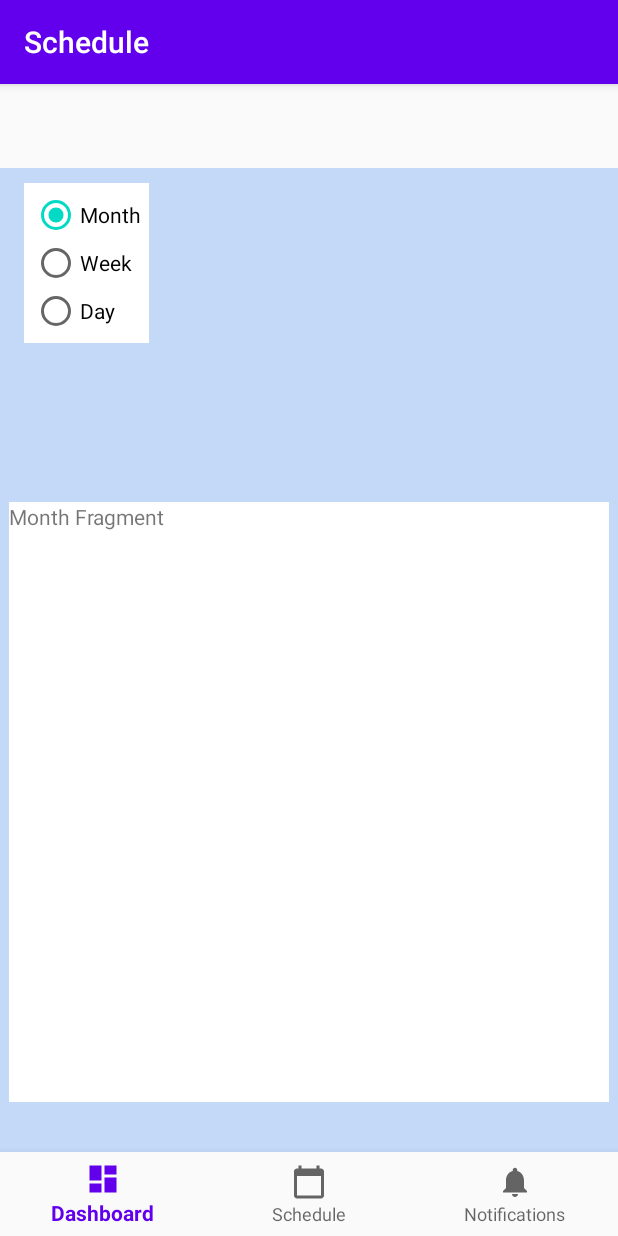
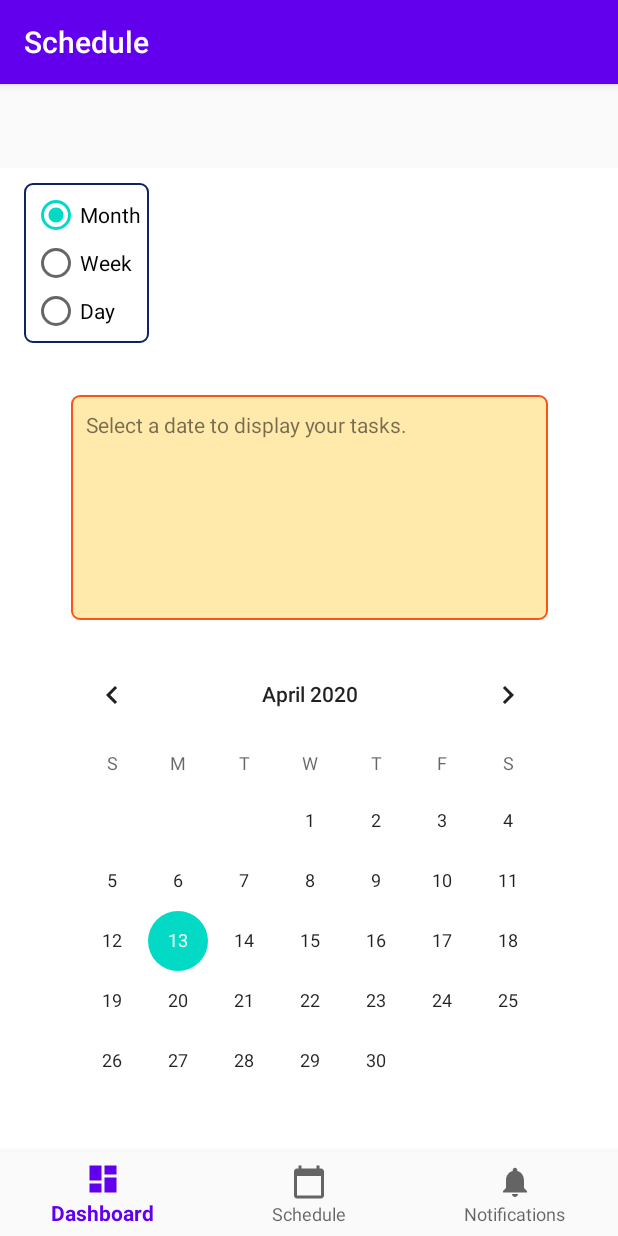
Before and after one commit to rhyzue/Motion, an Android app: the ScheduleFragment screen opened through its navigation route, after a tap on "Month", on a phone screen of 412 x 824 dp. Run offline under Robolectric (Android 15) with nearby library versions, the phone set to English and light mode, and no system bars; our stand-ins replace navigation-ui.

Commit message:
basic month fragment layout finished

```diff
--- a/app/src/main/java/com/rhyzue/motion/ui/schedule/ScheduleFragment.kt
+++ b/app/src/main/java/com/rhyzue/motion/ui/schedule/ScheduleFragment.kt
@@ -32,6 +32,11 @@ class ScheduleFragment : Fragment() {
         view.radio_month.setOnClickListener{view -> onScheduleTypeChange(view)}
         view.radio_week.setOnClickListener{view -> onScheduleTypeChange(view)}
         view.radio_day.setOnClickListener{view -> onScheduleTypeChange(view)}
+
+        val ft: FragmentTransaction = childFragmentManager.beginTransaction()
+        ft.replace(R.id.calendar_container, MonthFragment())
+        ft.commit()
+
         return view
     }
 
@@ -44,22 +49,19 @@ class ScheduleFragment : Fragment() {
                 R.id.radio_month ->
                     if (checked) {
                         //display month view
-
-                        ft.replace(R.id.child_container, MonthFragment())
+                        ft.replace(R.id.calendar_container, MonthFragment())
                         ft.commit()
                     }
                 R.id.radio_week ->
                     if (checked) {
                         //display week view
-
-                        ft.replace(R.id.child_container, WeekFragment())
+                        ft.replace(R.id.calendar_container, WeekFragment())
                         ft.commit()
                     }
                 R.id.radio_day ->
                     if (checked) {
                         //display day view
-
-                        ft.replace(R.id.child_container, DayFragment())
+                        ft.replace(R.id.calendar_container, DayFragment())
                         ft.commit()
                     }
             }
--- /dev/null
+++ b/app/src/main/res/drawable/daycontainer_border.xml
@@ -0,0 +1,8 @@
+<?xml version="1.0" encoding="utf-8"?>
+<shape xmlns:android="http://schemas.android.com/apk/res/android">
+    <solid android:color="#FFE9AB"/>
+    <stroke
+        android:width="1dp"
+        android:color="#FF5218" />
+    <corners android:radius="5dp"/>
+</shape>
--- /dev/null
+++ b/app/src/main/res/drawable/radiogroup_border.xml
@@ -0,0 +1,8 @@
+<?xml version="1.0" encoding="utf-8"?>
+<shape xmlns:android="http://schemas.android.com/apk/res/android">
+    <solid android:color="#FFFFFF"/>
+    <stroke
+        android:width="1dp"
+        android:color="#102265" />
+    <corners android:radius="5dp"/>
+</shape>
--- a/app/src/main/res/layout/fragment_schedule.xml
+++ b/app/src/main/res/layout/fragment_schedule.xml
@@ -4,14 +4,14 @@
     xmlns:tools="http://schemas.android.com/tools"
     android:layout_width="match_parent"
     android:layout_height="match_parent"
-    android:background="#C4D8F8"
+    android:background="#FFFFFF"
     tools:context=".ui.schedule.ScheduleFragment">
 
     <LinearLayout
         android:id="@+id/scheduleWidgetContainer"
         android:layout_width="fill_parent"
         android:layout_height="wrap_content"
-        android:background="#C4D8F8"
+        android:background="#FFFFFF"
         android:orientation="horizontal"
         app:layout_constraintEnd_toEndOf="parent"
         app:layout_constraintStart_toStartOf="parent"
@@ -25,7 +25,7 @@
             android:layout_marginLeft="16dp"
             android:layout_marginTop="10dp"
             android:layout_marginBottom="16dp"
-            android:background="#FFFFFF"
+            android:background="@drawable/radiogroup_border"
             android:checkedButton="@+id/radio_month"
             android:orientation="vertical"
             android:padding="5dp"
@@ -55,10 +55,15 @@
     </LinearLayout>
 
     <FrameLayout
-        android:id="@+id/child_container"
-        android:layout_width="400dp"
-        android:layout_height="400dp"
-        android:background="#F7A7A7"
+        android:id="@+id/calendar_container"
+        android:layout_width="350dp"
+        android:layout_height="550dp"
+        android:layout_marginStart="24dp"
+        android:layout_marginLeft="24dp"
+        android:layout_marginEnd="24dp"
+        android:layout_marginRight="24dp"
+        android:layout_marginBottom="24dp"
+        android:background="#FFFFFF"
         app:layout_constraintBottom_toBottomOf="parent"
         app:layout_constraintEnd_toEndOf="parent"
         app:layout_constraintStart_toStartOf="parent"
--- a/app/src/main/res/layout/month_fragment.xml
+++ b/app/src/main/res/layout/month_fragment.xml
@@ -1,14 +1,51 @@
 <?xml version="1.0" encoding="utf-8"?>
 <FrameLayout xmlns:android="http://schemas.android.com/apk/res/android"
+    xmlns:app="http://schemas.android.com/apk/res-auto"
     xmlns:tools="http://schemas.android.com/tools"
     android:layout_width="match_parent"
     android:layout_height="match_parent"
     tools:context=".ui.schedule.month.MonthFragment"
     android:background="#FFFFFF">
 
-    <TextView
-        android:id="@+id/textView"
-        android:layout_width="wrap_content"
-        android:layout_height="wrap_content"
-        android:text="Month Fragment" />
+    <androidx.constraintlayout.widget.ConstraintLayout
+        android:layout_width="match_parent"
+        android:layout_height="wrap_content">
+
+        <TextView
+            android:id="@+id/textView"
+            android:layout_width="match_parent"
+            android:layout_height="150dp"
+            android:layout_marginStart="16dp"
+            android:layout_marginLeft="16dp"
+            android:layout_marginTop="16dp"
+            android:layout_marginEnd="16dp"
+            android:layout_marginRight="16dp"
+            android:layout_marginBottom="16dp"
+            android:background="@drawable/daycontainer_border"
+            android:padding="10dp"
+            android:paddingLeft="10dp"
+            android:paddingTop="10dp"
+            android:paddingRight="10dp"
+            android:paddingBottom="10dp"
+            android:text="Select a date to display your tasks."
+            app:layout_constraintBottom_toTopOf="@+id/calendarView2"
+            app:layout_constraintEnd_toEndOf="parent"
+            app:layout_constraintStart_toStartOf="parent"
+            app:layout_constraintTop_toTopOf="parent" />
+
+        <CalendarView
+            android:id="@+id/calendarView2"
+            android:layout_width="wrap_content"
+            android:layout_height="wrap_content"
+            android:layout_marginStart="16dp"
+            android:layout_marginLeft="16dp"
+            android:layout_marginEnd="16dp"
+            android:layout_marginRight="16dp"
+            android:layout_marginBottom="16dp"
+            app:layout_constraintBottom_toBottomOf="parent"
+            app:layout_constraintEnd_toEndOf="parent"
+            app:layout_constraintHorizontal_bias="0.491"
+            app:layout_constraintStart_toStartOf="parent"
+            app:layout_constraintTop_toBottomOf="@+id/textView" />
+    </androidx.constraintlayout.widget.ConstraintLayout>
 </FrameLayout>
```
